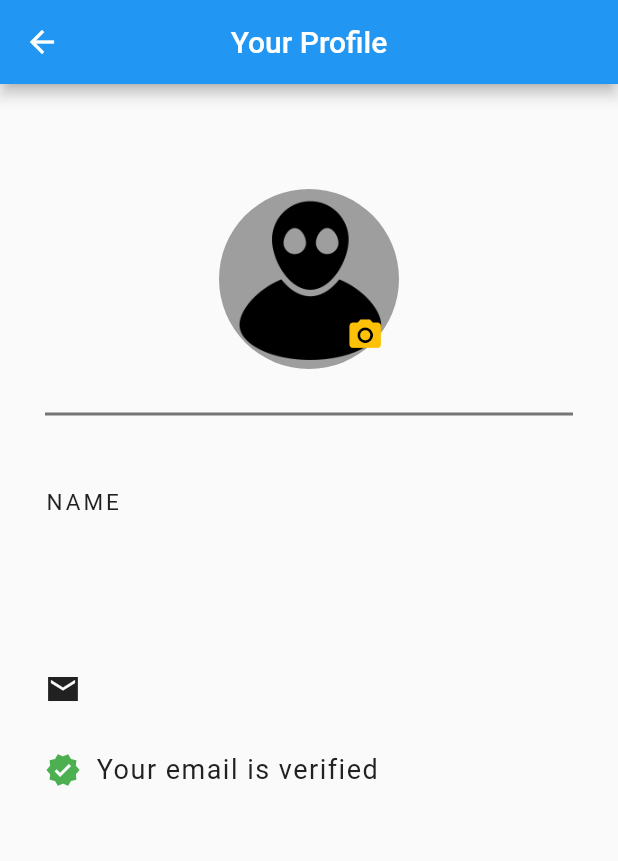
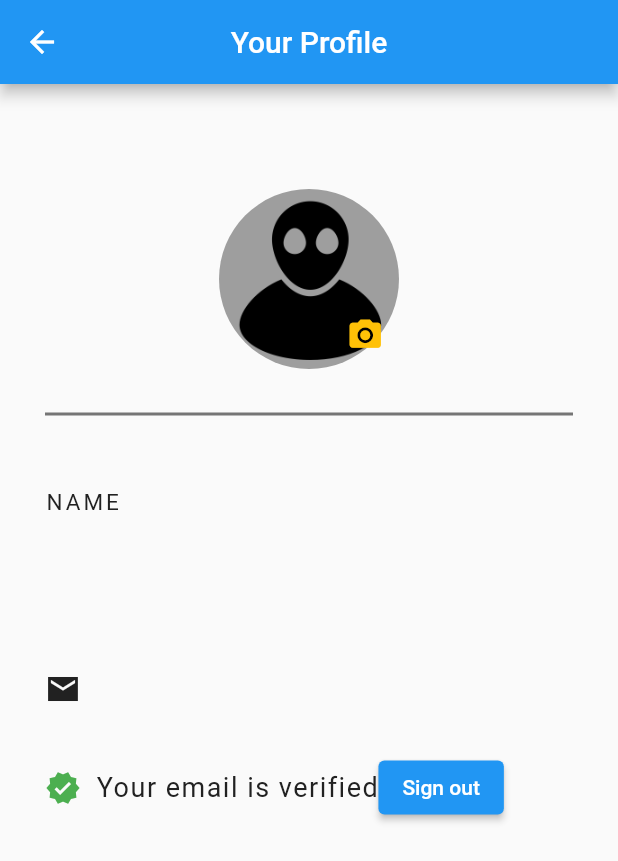
Before and after one commit to Georgi1914/Olympus-Glory, a Flutter app: the ProfilePage screen opened by its route, on a phone screen of 412 x 824 dp. Shown: the top 861 px of the screen. Run offline on Flutter 3.47's test engine with Material 2 defaults, Android fonts, the phone set to English and light mode, and no system bars; our stand-ins replace cloud_firestore, firebase_auth, firebase_core, flutter_spinkit, getwidget, image_picker; accounts and stored records are empty.

Commit message:
sign out button added to profile page

```diff
--- a/rocket_booker/lib/userbased/ProfilePage.dart
+++ b/rocket_booker/lib/userbased/ProfilePage.dart
@@ -6,6 +6,7 @@ import 'package:firebase_auth/firebase_auth.dart';
 import 'package:flutter/material.dart';
 import 'package:flutter/services.dart';
 import 'package:image_picker/image_picker.dart';
+import 'package:rocket_booker/services/authentication.dart';
 
 class ProfilePage extends StatefulWidget {
   final User user;
@@ -93,6 +94,13 @@ class _ProfilePageState extends State<ProfilePage> {
                   fontSize: 18.0,
                   letterSpacing: 1.0,
                 ),
+              ),
+              ElevatedButton(
+                onPressed: () async {
+                  Authentication.signOut();
+                  Navigator.popAndPushNamed(context, '/login');
+                },
+                child: Text("Sign out"),
               ),
             ],
           ),
```
